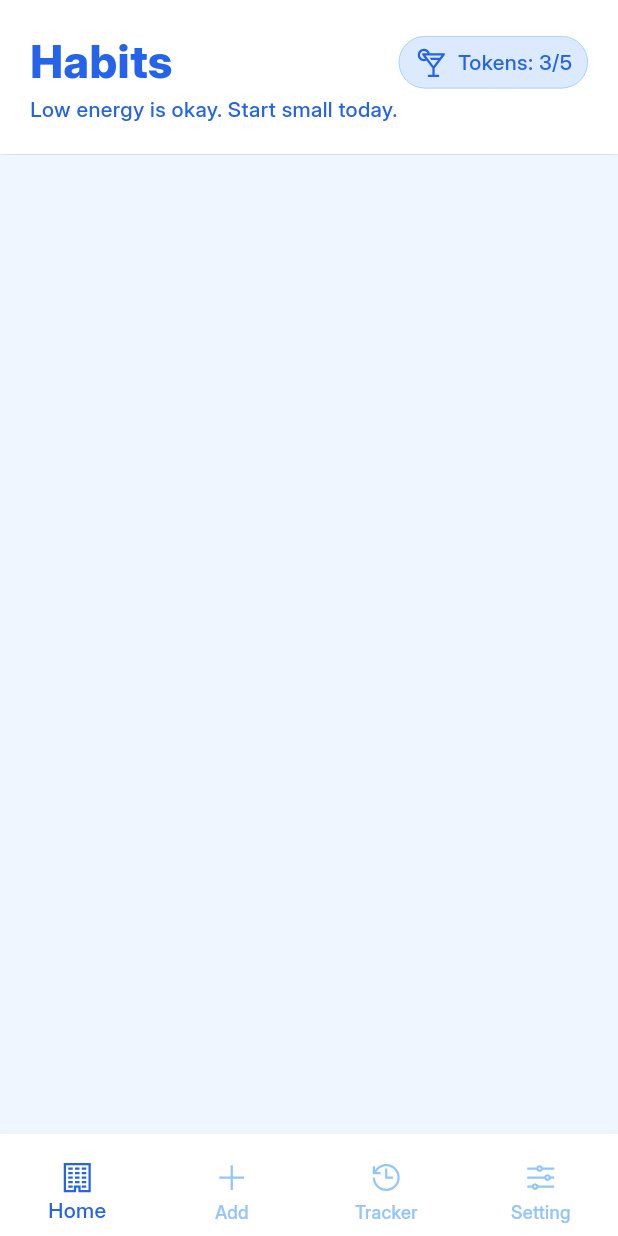
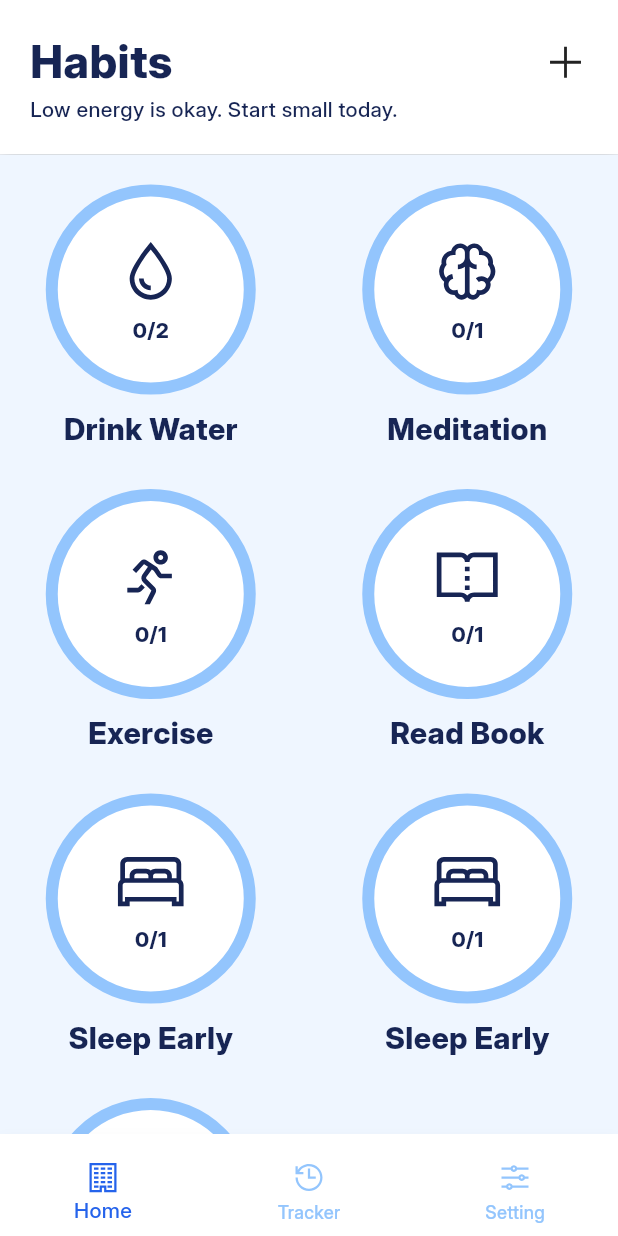
Before and after one commit to Ming-99s/Steady---flutter_final_Project, a Flutter app: the Home screen opened directly, on a phone screen of 412 x 824 dp. Run offline on Flutter 3.47's test engine with Material 3 defaults, Android fonts, the light colour scheme and no system bars; our stand-ins replace device_preview, line_awesome_flutter, shared_preferences; accounts and stored records are empty; project files that could hold a hidden picture were left out.

Commit message:
add item home Screen

```diff
--- /dev/null
+++ b/devtools_options.yaml
@@ -0,0 +1,3 @@
+description: This file stores settings for Dart & Flutter DevTools.
+documentation: https://docs.flutter.dev/tools/devtools/extensions#configure-extension-enablement-states
+extensions:
--- a/lib/models/habit.dart
+++ b/lib/models/habit.dart
@@ -1,15 +1,47 @@
 import 'package:flutter/material.dart';
 import '../utils/enums.dart';
 
-class Habit{
-  final String habbitId;
+class Habit {
+  final String habitId;
   final String title;
   final String? description;
   final int timePerDay;
-  final IconData icon;
+  final String iconName;
   final List<Day> schedule;
   final DateTime startDate;
 
+  Habit({
+    required this.habitId,
+    required this.title,
+    this.description,
+    required this.timePerDay,
+    required this.iconName,
+    required this.schedule,
+    required this.startDate,
+  });
 
-  Habit({required this.habbitId,required this.title,this.description,required this.timePerDay,required this.icon,required this.schedule,required this.startDate});
+  factory Habit.fromJson(Map<String, dynamic> json) {
+    return Habit(
+      habitId: json['habitId'],
+      title: json['title'],
+      description: json['description'],
+      timePerDay: json['timePerDay'],
+      iconName: json['iconName'],
+      schedule: (json['schedule'] as List).map((i) => Day.values[i]).toList(),
+      startDate: DateTime.parse(json['startDate']),
+    );
+  }
+
+  // Convert to JSON
+  Map<String, dynamic> toJson() {
+    return {
+      'habitId': habitId,
+      'title': title,
+      'description': description,
+      'timePerDay': timePerDay,
+      'iconName': iconName,
+      'schedule': schedule.map((d) => d.index).toList(),
+      'startDate': startDate.toIso8601String(),
+    };
+  }
 }
--- a/lib/screens/home.dart
+++ b/lib/screens/home.dart
@@ -1,6 +1,5 @@
 import 'package:flutter/material.dart';
 import 'package:steady/screens/tab/TrackerScreen.dart';
-import 'package:steady/screens/tab/addScreen.dart';
 import 'package:steady/screens/tab/setting.dart';
 import 'package:steady/theme/appColor.dart';
 import '../utils/enums.dart';
@@ -22,7 +21,7 @@ class _HomeState extends State<Home> {
       backgroundColor: AppColors.secondary,
       body: IndexedStack(
         index: currentTab.index,
-        children: [Homescreen(), AddHabitScreen(), Trackerscreen(), Setting()],
+        children: [Homescreen(), Trackerscreen(), Setting()],
       ),
 
       bottomNavigationBar: Container(
@@ -63,10 +62,6 @@ class _HomeState extends State<Home> {
                   label: 'Home',
                 ),
                 BottomNavigationBarItem(
-                  icon: Icon(LineAwesomeIcons.plus_solid),
-                  label: 'Add',
-                ),
-                BottomNavigationBarItem(
                   icon: Icon(LineAwesomeIcons.history_solid),
                   label: 'Tracker',
                 ),
--- a/lib/screens/tab/HomeScreen.dart
+++ b/lib/screens/tab/HomeScreen.dart
@@ -1,9 +1,33 @@
 import 'package:flutter/material.dart';
 import 'package:line_awesome_flutter/line_awesome_flutter.dart';
 import 'package:steady/theme/appColor.dart';
+import '../../widgets/habitCard.dart';
+import '../../models/habit.dart';
+import '../../repository/habits_repository.dart';
 
-class Homescreen extends StatelessWidget {
+class Homescreen extends StatefulWidget {
   const Homescreen({super.key});
+
+  @override
+  State<Homescreen> createState() => _HomescreenState();
+}
+
+class _HomescreenState extends State<Homescreen> {
+  List<Habit> habits = [];
+
+  @override
+  void initState() {
+    super.initState();
+    loadHabits();
+  }
+
+  Future<void> loadHabits() async {
+    final repo = HabitRepository();
+    final loadedHabits = await repo.loadHabits();
+    setState(() {
+      habits = loadedHabits;
+    });
+  }
 
   @override
   Widget build(BuildContext context) {
@@ -37,45 +61,21 @@ class Homescreen extends StatelessWidget {
                         Text(
                           'Habits',
                           style: TextStyle(
-                            color: AppColors.primary,
+                            color: AppColors.textPrimary,
                             fontWeight: FontWeight.w800,
                             fontSize: 30,
                           ),
                         ),
                       ],
                     ),
-                    Container(
-                      padding: const EdgeInsets.symmetric(
-                        horizontal: 10,
-                        vertical: 5,
-                      ),
-                      decoration: BoxDecoration(
-                        borderRadius: BorderRadius.circular(30),
-                        color: AppColors.border,
-                        border: Border.all(color: AppColors.offNav, width: 0.5),
-                      ),
-                      child: Row(
-                        children: const [
-                          Icon(
-                            LineAwesomeIcons.cocktail_solid,
-                            color: AppColors.primary,
-                          ),
-                          SizedBox(width: 5),
-                          Text(
-                            'Tokens: ',
-                            style: TextStyle(color: AppColors.primary),
-                          ),
-                          Text(
-                            '3/5',
-                            style: TextStyle(color: AppColors.primary),
-                          ),
-                        ],
-                      ),
-                    ),
+                    Icon(LineAwesomeIcons.plus_solid,size: 30,fontWeight: FontWeight.w900,)
                   ],
                 ),
 
-                Text('Low energy is okay. Start small today.', style: TextStyle(color: AppColors.primary),)
+                Text(
+                  'Low energy is okay. Start small today.',
+                  style: TextStyle(color: AppColors.textPrimary),
+                ),
               ],
             ),
           ),
@@ -84,9 +84,18 @@ class Homescreen extends StatelessWidget {
           Expanded(
             child: Container(
               color: AppColors.background,
-              // child: ListView.builder(
-              //   itemBuilder: itemBuilder
-              // ),
+              child: GridView.builder(
+                padding: EdgeInsets.only(top: 20),
+                gridDelegate: SliverGridDelegateWithFixedCrossAxisCount(
+                  crossAxisCount: 2, // 2 items per row
+                  mainAxisSpacing:2,
+                  crossAxisSpacing: 10,
+                ),
+                itemCount: habits.length,
+                itemBuilder: (context, index) {
+                  return HabitCircleWidget(habit: habits[index],);
+                },
+              ),
             ),
           ),
         ],
--- /dev/null
+++ b/lib/utils/iconData.dart
@@ -0,0 +1,26 @@
+import 'package:flutter/material.dart';
+import 'package:line_awesome_flutter/line_awesome_flutter.dart';
+
+const Map<String, IconData> iconMap = {
+  'tint': LineAwesomeIcons.tint_solid,
+  'brain': LineAwesomeIcons.brain_solid,
+  'running': LineAwesomeIcons.running_solid,
+  'book_open': LineAwesomeIcons.book_open_solid,
+  'bed': LineAwesomeIcons.bed_solid,
+  'dumbbell': LineAwesomeIcons.dumbbell_solid,
+  'pen': LineAwesomeIcons.pen_solid,
+  'walking': LineAwesomeIcons.walking_solid,
+  'apple_alt': LineAwesomeIcons.apple_alt_solid,
+  'code': LineAwesomeIcons.code_solid,
+  'broom': LineAwesomeIcons.broom_solid,
+  'utensils': LineAwesomeIcons.utensils_solid,
+  'music': LineAwesomeIcons.music_solid,
+  'capsules': LineAwesomeIcons.capsules_solid,
+  'coffee': LineAwesomeIcons.coffee_solid,
+  'hand_spock': LineAwesomeIcons.hand_spock_solid,
+  'language': LineAwesomeIcons.language_solid,
+  'keyboard': LineAwesomeIcons.keyboard_solid,
+  'mobile_alt': LineAwesomeIcons.mobile_alt_solid,
+  'phone': LineAwesomeIcons.phone_solid,
+  'question_circle': LineAwesomeIcons.question_circle_solid,
+};
--- /dev/null
+++ b/lib/widgets/habitCard.dart
@@ -0,0 +1,131 @@
+import 'package:flutter/material.dart';
+import 'package:steady/utils/iconData.dart';
+import '../models/habit.dart';
+import 'package:line_awesome_flutter/line_awesome_flutter.dart';
+import '../theme/appColor.dart';
+
+
+class HabitCircleWidget extends StatefulWidget {
+  final Habit habit;
+  const HabitCircleWidget({super.key, required this.habit});
+
+  @override
+  State<HabitCircleWidget> createState() => _HabitCircleWidgetState();
+}
+
+class _HabitCircleWidgetState extends State<HabitCircleWidget> with SingleTickerProviderStateMixin {
+  double size = 130;
+  int currentStep = 0;
+  late AnimationController _controller;
+  double progress = 0.0;
+
+  @override
+  void initState() {
+    super.initState();
+    _controller = AnimationController(
+      vsync: this,
+      duration: Duration(seconds: 1),
+    )..addListener(() {
+        setState(() {
+          progress = _controller.value;
+        });
+      });
+
+    _controller.addStatusListener((status) {
+      if (status == AnimationStatus.completed) {
+
+        _controller.reset();
+        setState(() {
+          currentStep++;
+          progress = 0.0;
+        });
+      }
+    });
+  }
+
+  @override
+  void dispose() {
+    _controller.dispose();
+    super.dispose();
+  }
+
+  void _onLongPressStart(LongPressStartDetails details) {
+    if (currentStep < widget.habit.timePerDay) {
+      _controller.forward(from: 0);
+    }
+  }
+
+  void _onLongPressEnd(LongPressEndDetails details) {
+    if (_controller.isAnimating) {
+      _controller.stop();
+      _controller.reset();
+      setState(() {
+        progress = 0.0;
+      });
+    }
+  }
+
+  @override
+  Widget build(BuildContext context) {
+    double totalProgress = (currentStep / widget.habit.timePerDay) + (progress / widget.habit.timePerDay);
+
+    return Column(
+      children: [
+        GestureDetector(
+          onLongPressStart: _onLongPressStart,
+          onLongPressEnd: _onLongPressEnd,
+          child: Stack(
+            alignment: Alignment.center,
+            children: [
+
+              Container(
+                width: size+10,
+                height: size+10,
+                decoration: BoxDecoration(
+                  color: AppColors.secondary,
+                  shape: BoxShape.circle,
+                  border: Border.all(color: AppColors.offNav, width: 8),
+                ),
+              ),
+
+              SizedBox(
+                width: size,
+                height: size,
+                child: CircularProgressIndicator(
+                  value: totalProgress.clamp(0.0, 1.0),
+                  strokeWidth: 8,
+                  color: AppColors.primary,
+                  backgroundColor: Colors.transparent,
+                ),
+              ),
+
+              Column(
+                mainAxisAlignment: MainAxisAlignment.center,
+                children: [
+                  Icon(
+                    iconMap[widget.habit.iconName],
+                    size: 50,
+                    color: AppColors.textPrimary,
+                  ),
+                  SizedBox(height: 4),
+                  Text(
+                    "$currentStep/${widget.habit.timePerDay}",
+                    style: TextStyle(color: AppColors.textPrimary,fontWeight: FontWeight.w800),
+                  ),
+                ],
+              ),
+            ],
+          ),
+        ),
+        SizedBox(height: 8),
+        Text(
+          widget.habit.title,
+          style: TextStyle(
+              color: AppColors.textPrimary,
+              fontSize: 20,
+              fontWeight: FontWeight.w800),
+        ),
+      ],
+    );
+  }
+}
--- a/pubspec.yaml
+++ b/pubspec.yaml
@@ -57,6 +57,7 @@ flutter:
   assets:
     - assets/images/
     - assets/icons/
+    - assets/habits.json
   fonts:
     - family: Inter
       fonts:
```
Also changed, not shown: assets/habits.json (added, +67 -0 lines), lib/repository/habits_repository.dart (added, +11 -0 lines), lib/screens/tab/addScreen.dart (deleted, +0 -10 lines).
